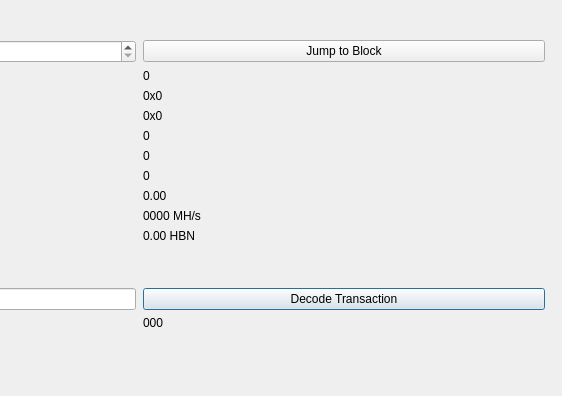
This is src/qt/forms/blockbrowser.ui in Skryptex/NEXUS--UPGRADE-HIGH-END as Qt 5 draws it before an edit; both pictures show x 288 to 850 and y 0 to 396 of the 850 by 500 pixel window. The edited form follows.
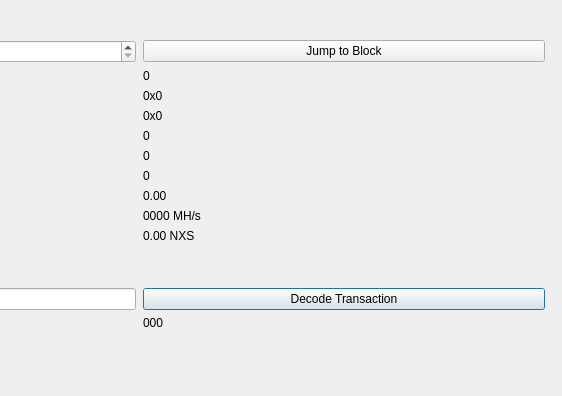
This is the edited form.

Diff of the .ui file:
```diff
--- a/src/qt/forms/blockbrowser.ui
+++ b/src/qt/forms/blockbrowser.ui
@@ -445,7 +445,7 @@
        <item row="11" column="1">
         <widget class="QLabel" name="moneySupplyBox">
          <property name="text">
-          <string>0.00 HBN</string>
+          <string>0.00 NXS</string>
          </property>
          <property name="textInteractionFlags">
           <set>Qt::LinksAccessibleByMouse|Qt::TextSelectableByMouse</set>
```
